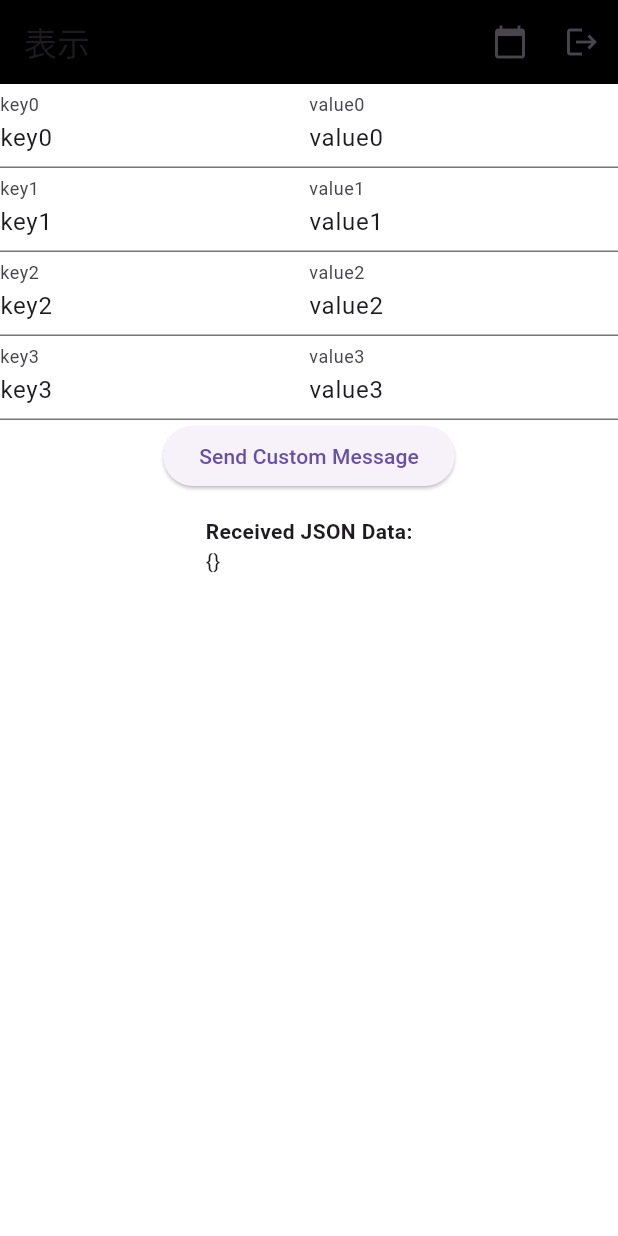
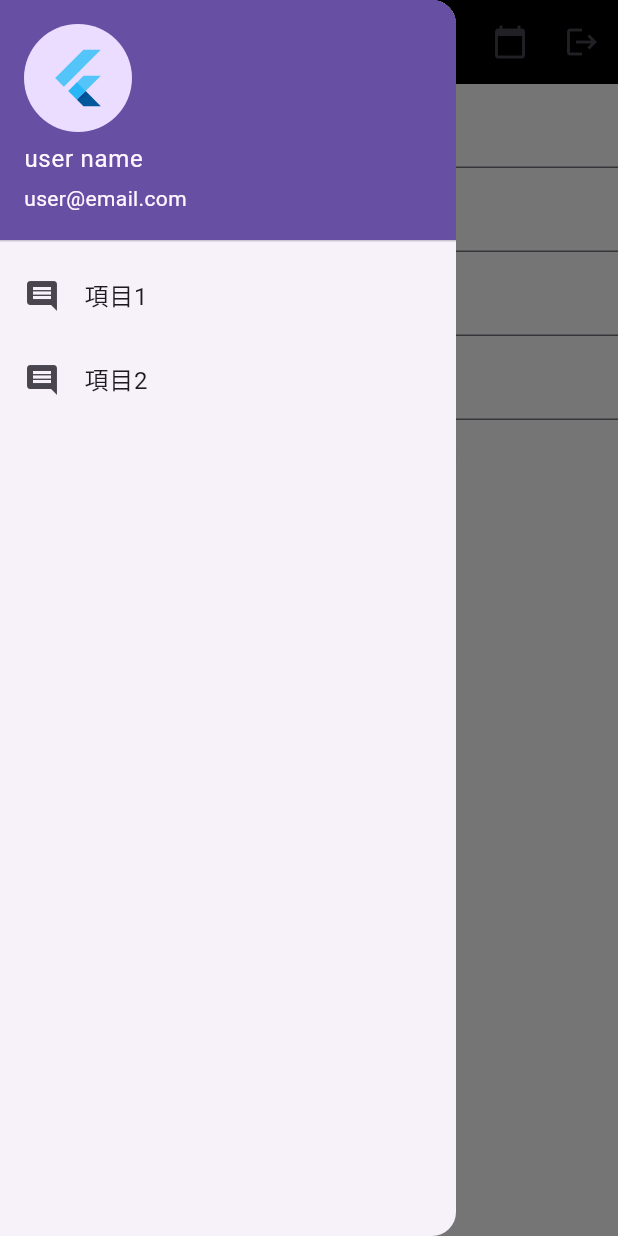
Before and after one commit to sota1111/socket, a Flutter app: the screen it shows after launch, with the side drawer open (before the commit the screen has no drawer), on a phone screen of 412 x 824 dp. Run offline on Flutter 3.47's test engine with Material 3 defaults, Android fonts, the phone set to English and light mode, and no system bars; our stand-ins replace flutter_riverpod; statements that could not run were skipped.

Commit message:
ナビゲーションドロワーを追加

```diff
--- a/client_dart/lib/main.dart
+++ b/client_dart/lib/main.dart
@@ -63,6 +63,14 @@ class FleetManageState extends State<FleetManagePage> {
     }
   }
 
+  final drawerHeader = const UserAccountsDrawerHeader(
+    accountName: Text("user name"),
+    accountEmail: Text("user@email.com"),
+    currentAccountPicture: CircleAvatar(
+      child: FlutterLogo(size: 42.0),
+    ),
+  );
+
   @override
   Widget build(BuildContext context) {
     //double width = MediaQuery.of(context).size.width;
@@ -71,7 +79,7 @@ class FleetManageState extends State<FleetManagePage> {
         child: Scaffold(
           backgroundColor: Colors.white,
           appBar: AppBar(
-            title: const Text("表示"),
+            title: const Text("Robot予約"),
             backgroundColor: Colors.black,
             actions: [
               IconButton(
@@ -83,12 +91,32 @@ class FleetManageState extends State<FleetManagePage> {
               IconButton(
                 icon: const Icon(Icons.logout),
                 onPressed: () {
-                  // Logout 処理をここに追加
                 },
               ),
             ],
           ),
-
+          drawer: Drawer(
+            child: ListView(
+              padding: EdgeInsets.zero,
+              children: [
+                drawerHeader,
+                ListTile(
+                  title: const Text('項目1'),
+                  leading: const Icon(Icons.comment),
+                  onTap: () {
+                    Navigator.pop(context);
+                  },
+                ),
+                ListTile(
+                  title: const Text('項目2'),
+                  leading: const Icon(Icons.comment),
+                  onTap: () {
+                    Navigator.pop(context);
+                  },
+                ),
+              ],
+            ),
+          ),
           body: Column(
             children: [
               env == 'linux' ? const SocketWidget() : Container(),
```
